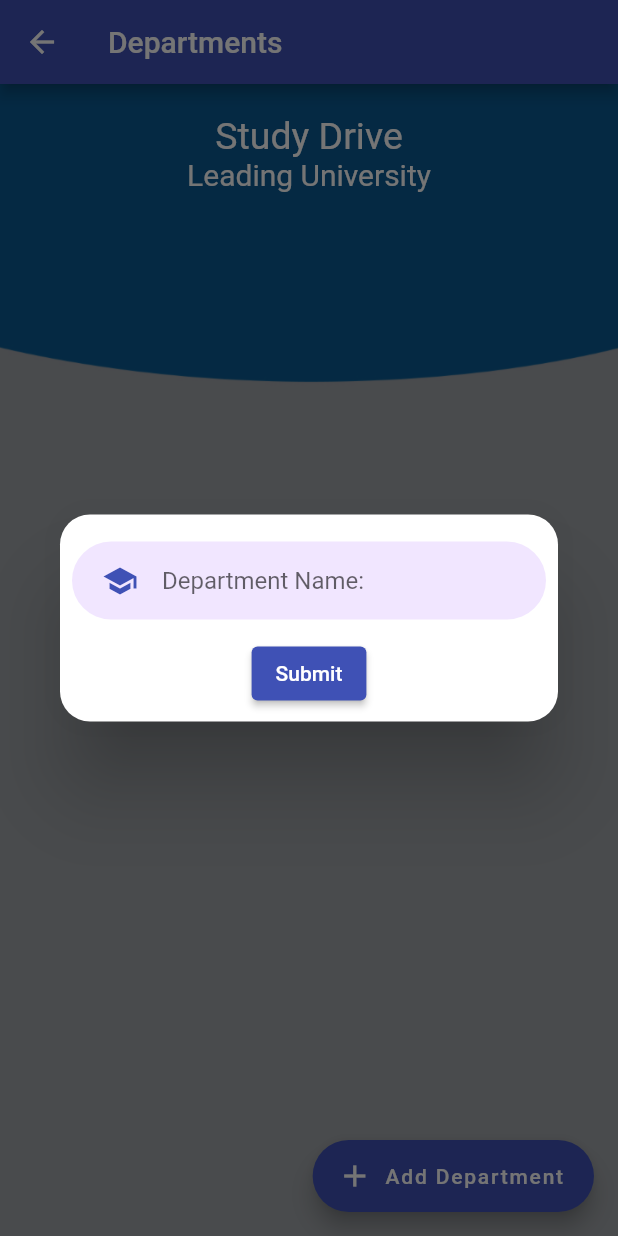
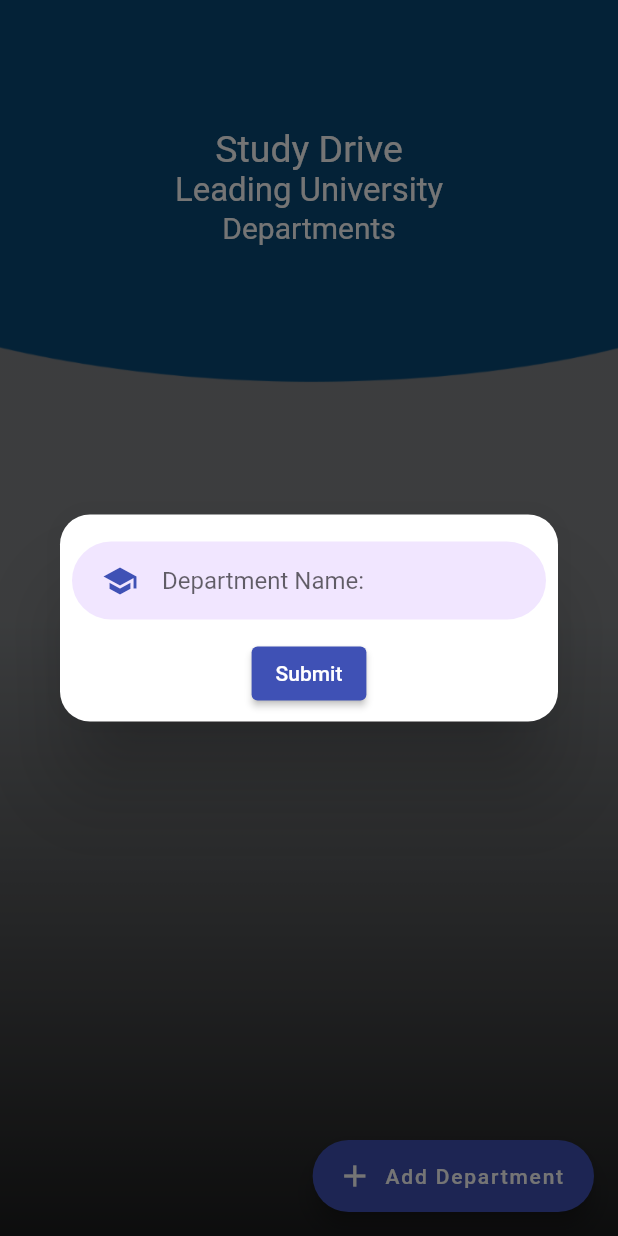
Before and after one commit to lumisbah92/StudyDrive, a Flutter app: the Department screen opened directly, after a tap on "Add Department", on a phone screen of 412 x 824 dp. Run offline on Flutter 3.47's test engine with Material 2 defaults, Android fonts, the phone set to English and light mode, and no system bars; our stand-ins replace cloud_firestore, dio, file_picker, firebase_auth, firebase_core, firebase_storage and 3 more; accounts and stored records are empty.

Commit message:
Edited Department.dart

```diff
--- a/lib/pages/Files/Department/Department.dart
+++ b/lib/pages/Files/Department/Department.dart
@@ -46,21 +46,30 @@ class _DepartmentState extends State<Department> {
   @override
   Widget build(BuildContext context) {
     Size size = MediaQuery.of(context).size;
-    return Container(
+    return Stack(
+      children: [
+        ShaderMask(
+          shaderCallback: (bounds) => LinearGradient(
+            colors: [Colors.black38, Colors.black87],
+            begin: Alignment.center,
+            end: Alignment.bottomCenter,
+          ).createShader(bounds),
+          blendMode: BlendMode.darken,
+          child: Container(
             decoration: BoxDecoration(
               image: DecorationImage(
-            image: AssetImage("assets/images/background_for_department.png"),
+                  image:
+                      AssetImage("assets/images/background_for_department.png"),
                   fit: BoxFit.cover,
                   colorFilter: ColorFilter.mode(
-              Colors.black.withOpacity(0.3),
+                    Colors.black.withOpacity(0.08),
                     BlendMode.darken,
                   )),
             ),
-      child: Scaffold(
+          ),
+        ),
+        Scaffold(
           backgroundColor: Colors.transparent,
-        appBar: AppBar(
-          title: Text('Departments'),
-        ),
           floatingActionButton: FloatingActionButton.extended(
             backgroundColor: kPrimaryColor,
             icon: Icon(Icons.add),
@@ -84,8 +93,8 @@ class _DepartmentState extends State<Department> {
                           Container(
                             // Department name field
                             margin: EdgeInsets.only(top: 10),
-                          padding:
-                              EdgeInsets.symmetric(horizontal: 20, vertical: 2),
+                            padding: EdgeInsets.symmetric(
+                                horizontal: 20, vertical: 2),
                             width: size.width * 0.8,
                             decoration: BoxDecoration(
                               color: kPrimaryLightColor,
@@ -150,6 +159,7 @@ class _DepartmentState extends State<Department> {
             ),
           ),
         ),
+      ],
     );
   }
 }
--- a/lib/pages/Files/Department/list_department_page.dart
+++ b/lib/pages/Files/Department/list_department_page.dart
@@ -54,18 +54,30 @@ class _ListDepartmentPageState extends State<ListDepartmentPage> {
             scrollDirection: Axis.vertical,
             child: Column(
               children: [
+                Padding(
+                  padding: EdgeInsets.only(
+                    top: 40,
+                    left: 40,
+                    right: 40,
+                    bottom: 25,
+                  ),
+                ),
                 Text(
                   "Study Drive",
                   style: TextStyle(fontSize: 25.0, color: Colors.white),
                 ),
                 Text(
                   "Leading University",
+                  style: TextStyle(fontSize: 22.0, color: Colors.white),
+                ),
+                Text(
+                  "Departments",
                   style: TextStyle(fontSize: 20.0, color: Colors.white),
                 ),
                 Center(
                   child: Padding(
                     padding: EdgeInsets.only(
-                        top: 40, bottom: 15, left: 15, right: 15),
+                        top: 0, bottom: 15, left: 15, right: 15,),
                     child: StaggeredGridView.countBuilder(
                       shrinkWrap: true,
                       scrollDirection: Axis.vertical,
```
Lines whose indentation alone changed are shown as unchanged.
